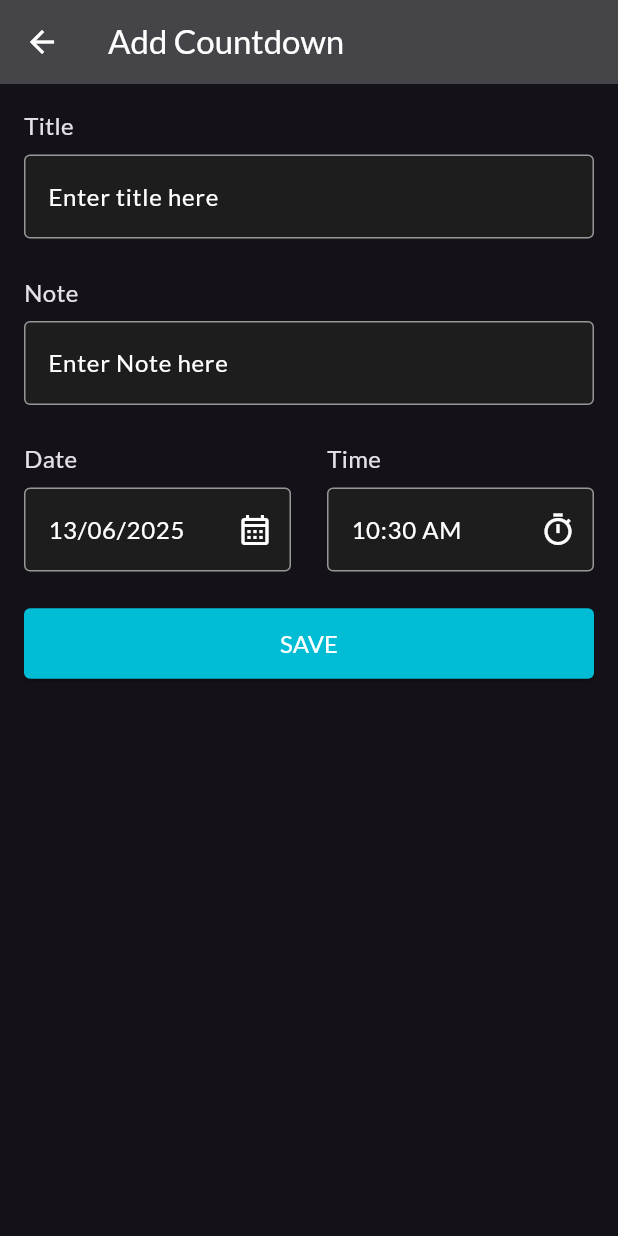
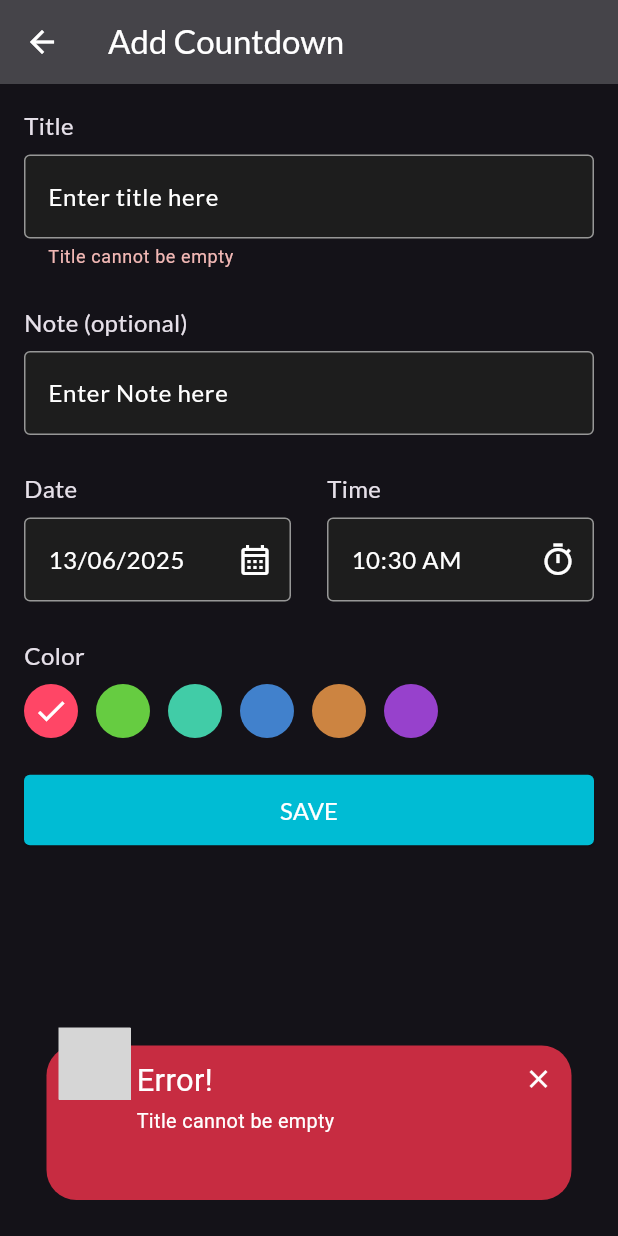
Before and after one commit to moo-elsayed/event_countdown_app, a Flutter app: the EventView screen opened directly, after a tap on "SAVE", on a phone screen of 412 x 824 dp. Run offline on Flutter 3.47's test engine with Material 3 defaults, Android fonts, the phone set to English and light mode, and no system bars; drawn by our look-alikes of awesome_snackbar_content; our stand-ins replace easy_localization, flutter_bloc, gap, google_fonts, hive, hive_flutter and 2 more; accounts and stored records are empty; grey boxes are pictures that could not be loaded.

Commit message:
complete add event logic

```diff
--- a/lib/constants.dart
+++ b/lib/constants.dart
@@ -4,9 +4,12 @@ const appBarColor = Color(0xff454449);
 const drawerColor = Color(0xff2E2E2E);
 const textFormFieldFillColor = Color(0xff1D1D1D);
 const textFormFieldBorderColor = Color(0xff979797);
-const colorFF4666 = Color(0xffFF4666);
-const color66CC41 = Color(0xff66CC41);
-const color41CCA7 = Color(0xff41CCA7);
-const color4181CC = Color(0xff4181CC);
-const colorCC8441 = Color(0xffCC8441);
-const color9741CC = Color(0xff9741CC);
+const KEventsBox = 'events_box';
+List<Color> eventColors = const [
+  Color(0xffFF4666),
+  Color(0xff66CC41),
+  Color(0xff41CCA7),
+  Color(0xff4181CC),
+  Color(0xffCC8441),
+  Color(0xff9741CC),
+];
--- /dev/null
+++ b/lib/core/functions.dart
@@ -0,0 +1,21 @@
+import 'package:flutter/material.dart';
+import 'package:awesome_snackbar_content/awesome_snackbar_content.dart';
+
+showCustomSnackBar({
+  required BuildContext context,
+  required String title,
+  required String message,
+  required ContentType contentType,
+}) {
+  final snackBar = SnackBar(
+    elevation: 0,
+    behavior: SnackBarBehavior.floating,
+    backgroundColor: Colors.transparent,
+    content: AwesomeSnackbarContent(
+      title: title,
+      message: message,
+      contentType: contentType,
+    ),
+  );
+  ScaffoldMessenger.of(context).showSnackBar(snackBar);
+}
--- a/lib/features/drawer/presentation/managers/theme_cubit/theme_cubit.dart
+++ b/lib/features/drawer/presentation/managers/theme_cubit/theme_cubit.dart
@@ -1,5 +1,5 @@
 import 'package:flutter_bloc/flutter_bloc.dart';
-import '../../../../../core/shared_preferences_manager.dart';
+import '../../../../../core/utils/shared_preferences_manager.dart';
 
 class ThemeCubit extends Cubit<ThemeStates> {
   ThemeCubit() : super(ThemeInitial());
--- /dev/null
+++ b/lib/features/home/data/event_model.dart
@@ -0,0 +1,24 @@
+import 'package:hive/hive.dart';
+part 'event_model.g.dart';
+
+@HiveType(typeId: 0)
+class EventModel extends HiveObject {
+  @HiveField(0)
+  final String title;
+
+  @HiveField(1)
+  final String? note;
+
+  @HiveField(2)
+  final int color;
+
+  @HiveField(3)
+  final DateTime dateTime;
+
+  EventModel({
+    required this.title,
+    this.note,
+    required this.color,
+    required this.dateTime,
+  });
+}
--- /dev/null
+++ b/lib/features/home/presentation/managers/add_event_cubit/add_event_cubit.dart
@@ -0,0 +1,31 @@
+import 'package:easy_localization/easy_localization.dart';
+import 'package:event_countdown_app/constants.dart';
+import 'package:event_countdown_app/features/home/data/event_model.dart';
+import 'package:event_countdown_app/features/home/presentation/managers/add_event_cubit/add_event_states.dart';
+import 'package:flutter/material.dart';
+import 'package:flutter_bloc/flutter_bloc.dart';
+import 'package:hive/hive.dart';
+
+class AddEventCubit extends Cubit<AddEventStates> {
+  AddEventCubit() : super(AddEventInitial());
+
+  Color color = eventColors[0];
+
+  addEvent({required EventModel event}) async {
+    if (event.title.isEmpty) {
+      emit(AddEventFailure(errorMessage: "title_cannot_be_empty".tr()));
+      return;
+    } else if (event.dateTime.isBefore(DateTime.now())) {
+      emit(AddEventFailure(errorMessage: 'event_date_in_past'.tr()));
+      return;
+    }
+    emit(AddEventLoading());
+    try {
+      var notesBox = Hive.box<EventModel>(KEventsBox);
+      await notesBox.add(event);
+      emit(AddEventSuccess());
+    } catch (e) {
+      emit(AddEventFailure(errorMessage: e.toString()));
+    }
+  }
+}
--- /dev/null
+++ b/lib/features/home/presentation/managers/add_event_cubit/add_event_states.dart
@@ -0,0 +1,13 @@
+abstract class AddEventStates {}
+
+class AddEventInitial extends AddEventStates {}
+
+class AddEventLoading extends AddEventStates {}
+
+class AddEventSuccess extends AddEventStates {}
+
+class AddEventFailure extends AddEventStates {
+  final String errorMessage;
+
+  AddEventFailure({required this.errorMessage});
+}
--- /dev/null
+++ b/lib/features/home/presentation/managers/event_cubit/event_cubit.dart
@@ -0,0 +1,17 @@
+import 'package:event_countdown_app/constants.dart';
+import 'package:event_countdown_app/features/home/data/event_model.dart';
+import 'package:event_countdown_app/features/home/presentation/managers/event_cubit/event_states.dart';
+import 'package:flutter_bloc/flutter_bloc.dart';
+import 'package:hive/hive.dart';
+
+class EventCubit extends Cubit<EventStates> {
+  EventCubit() : super(EventInitial());
+
+  List<EventModel> events = [];
+
+  fetchAllEvents() {
+    var notesBox = Hive.box<EventModel>(KEventsBox);
+    events = notesBox.values.toList();
+    emit(EventSuccess());
+  }
+}
--- /dev/null
+++ b/lib/features/home/presentation/managers/event_cubit/event_states.dart
@@ -0,0 +1,5 @@
+abstract class EventStates {}
+
+class EventInitial extends EventStates {}
+
+class EventSuccess extends EventStates {}
--- a/lib/features/home/presentation/views/event_view.dart
+++ b/lib/features/home/presentation/views/event_view.dart
@@ -1,7 +1,9 @@
 import 'package:easy_localization/easy_localization.dart';
 import 'package:event_countdown_app/constants.dart';
+import 'package:event_countdown_app/features/home/presentation/managers/add_event_cubit/add_event_cubit.dart';
 import 'package:event_countdown_app/features/home/presentation/widgets/event_view_body.dart';
 import 'package:flutter/material.dart';
+import 'package:flutter_bloc/flutter_bloc.dart';
 import 'package:google_fonts/google_fonts.dart';
 
 class EventView extends StatelessWidget {
@@ -11,7 +13,9 @@ class EventView extends StatelessWidget {
 
   @override
   Widget build(BuildContext context) {
-    return Scaffold(
+    return BlocProvider(
+      create: (context) => AddEventCubit(),
+      child: Scaffold(
         appBar: AppBar(
           backgroundColor: appBarColor,
           leading: GestureDetector(
@@ -25,7 +29,8 @@ class EventView extends StatelessWidget {
             style: GoogleFonts.lato(color: Colors.white),
           ),
         ),
-      body: const EventViewBody(),
+        body: EventViewBody(edit: edit),
+      ),
     );
   }
 }
--- /dev/null
+++ b/lib/features/home/presentation/widgets/color_item.dart
@@ -0,0 +1,17 @@
+import 'package:flutter/material.dart';
+
+class ColorItem extends StatelessWidget {
+  const ColorItem({super.key, required this.color, required this.isSelected});
+
+  final bool isSelected;
+  final Color color;
+
+  @override
+  Widget build(BuildContext context) {
+    return CircleAvatar(
+      radius: 18,
+      backgroundColor: color,
+      child: isSelected ? const Icon(Icons.check, color: Colors.white) : null,
+    );
+  }
+}
--- /dev/null
+++ b/lib/features/home/presentation/widgets/colors_list_view.dart
@@ -0,0 +1,46 @@
+import 'package:event_countdown_app/constants.dart';
+import 'package:event_countdown_app/features/home/presentation/managers/add_event_cubit/add_event_cubit.dart';
+import 'package:flutter/material.dart';
+import 'package:flutter_bloc/flutter_bloc.dart';
+
+import 'color_item.dart';
+
+class ColorsListView extends StatefulWidget {
+  const ColorsListView({super.key, required this.edit});
+
+  final bool edit;
+
+  @override
+  State<ColorsListView> createState() => _ColorsListViewState();
+}
+
+class _ColorsListViewState extends State<ColorsListView> {
+  int index = 0;
+
+  @override
+  Widget build(BuildContext context) {
+    return SizedBox(
+      height: 18 * 2,
+      child: ListView.builder(
+        scrollDirection: Axis.horizontal,
+        itemBuilder: (context, index) => Padding(
+          padding: EdgeInsetsDirectional.only(start: index != 0 ? 12 : 0),
+          child: GestureDetector(
+            onTap: () {
+              this.index = index;
+              if (!widget.edit) {
+                context.read<AddEventCubit>().color = eventColors[index];
+              }
+              setState(() {});
+            },
+            child: ColorItem(
+              isSelected: this.index == index ? true : false,
+              color: eventColors[index],
+            ),
+          ),
+        ),
+        itemCount: eventColors.length,
+      ),
+    );
+  }
+}
--- a/lib/features/home/presentation/widgets/custom_text_form_filed.dart
+++ b/lib/features/home/presentation/widgets/custom_text_form_filed.dart
@@ -1,3 +1,5 @@
+import 'dart:developer';
+
 import 'package:flutter/material.dart';
 import 'package:google_fonts/google_fonts.dart';
 
@@ -15,6 +17,7 @@ class CustomTextFormField extends StatelessWidget {
     this.onChanged,
     this.tapOnSuffixIcon,
     this.readOnly,
+    this.errorMessage,
   });
 
   final TextEditingController? controller;
@@ -24,6 +27,7 @@ class CustomTextFormField extends StatelessWidget {
   final Widget? prefixIcon;
   final IconData? suffixIcon;
   final TextInputType? keyboardType;
+  final String? errorMessage;
   final void Function(String)? onChanged;
   final void Function()? tapOnSuffixIcon;
 
@@ -36,8 +40,8 @@ class CustomTextFormField extends StatelessWidget {
       readOnly: readOnly ?? false,
       onChanged: onChanged,
       validator: (val) {
-        if (val!.isEmpty) {
-          return 'field is required';
+        if (val!.isEmpty && errorMessage != null) {
+          return errorMessage ?? 'field is required';
         }
         return null;
       },
--- a/lib/features/home/presentation/widgets/event_view_body.dart
+++ b/lib/features/home/presentation/widgets/event_view_body.dart
@@ -1,18 +1,28 @@
 import 'dart:developer';
+import 'package:awesome_snackbar_content/awesome_snackbar_content.dart';
 import 'package:easy_localization/easy_localization.dart'
     show
         DateFormat,
         BuildContextEasyLocalizationExtension,
         StringTranslateExtension;
+import 'package:event_countdown_app/core/functions.dart';
+import 'package:event_countdown_app/features/home/data/event_model.dart';
+import 'package:event_countdown_app/features/home/presentation/managers/add_event_cubit/add_event_cubit.dart';
+import 'package:event_countdown_app/features/home/presentation/managers/add_event_cubit/add_event_states.dart';
+import 'package:event_countdown_app/features/home/presentation/managers/event_cubit/event_cubit.dart';
 import 'package:event_countdown_app/features/home/presentation/widgets/button.dart';
+import 'package:event_countdown_app/features/home/presentation/widgets/colors_list_view.dart';
 import 'package:flutter/material.dart';
+import 'package:flutter_bloc/flutter_bloc.dart';
 import 'package:gap/gap.dart';
 import 'package:google_fonts/google_fonts.dart';
 
 import 'custom_text_form_filed.dart';
 
 class EventViewBody extends StatefulWidget {
-  const EventViewBody({super.key});
+  const EventViewBody({super.key, required this.edit});
+
+  final bool edit;
 
   @override
   State<EventViewBody> createState() => _EventViewBodyState();
@@ -24,8 +34,10 @@ class _EventViewBodyState extends State<EventViewBody> {
   final GlobalKey<FormState> formKey = GlobalKey();
   AutovalidateMode autoValidateMode = AutovalidateMode.disabled;
   DateTime currentDate = DateTime.now();
+  TimeOfDay currentTime = TimeOfDay.now();
   String currentTimeEN = DateFormat('hh:mm a', 'en').format(DateTime.now());
   String currentTimeAR = DateFormat('hh:mm a', 'ar').format(DateTime.now());
+  String? errorMessage;
 
   @override
   void dispose() {
@@ -36,11 +48,40 @@ class _EventViewBodyState extends State<EventViewBody> {
 
   @override
   Widget build(BuildContext context) {
-    return Form(
+    errorMessage = "title_cannot_be_empty".tr();
+    AddEventCubit cubit = context.read<AddEventCubit>();
+    return BlocConsumer<AddEventCubit, AddEventStates>(
+      listener: (context, state) {
+        if (state is AddEventFailure) {
+          errorMessage = state.errorMessage;
+          showCustomSnackBar(
+            context: context,
+            title: "error".tr(),
+            message: errorMessage!,
+            contentType: ContentType.failure,
+          );
+          autoValidateMode = AutovalidateMode.always;
+          setState(() {});
+        } else if (state is AddEventSuccess) {
+          showCustomSnackBar(
+            context: context,
+            title: "success".tr(),
+            message: "add_event_success".tr(),
+            contentType: ContentType.success,
+          );
+          context.read<EventCubit>().fetchAllEvents();
+          Future.delayed(
+            const Duration(microseconds: 300),
+            () => Navigator.pop(context),
+          );
+        }
+      },
+      builder: (context, state) => Form(
         key: formKey,
         autovalidateMode: autoValidateMode,
         child: Padding(
           padding: const EdgeInsets.symmetric(horizontal: 16),
+          child: SingleChildScrollView(
             child: Column(
               crossAxisAlignment: CrossAxisAlignment.start,
               children: [
@@ -57,8 +98,32 @@ class _EventViewBodyState extends State<EventViewBody> {
                   ],
                 ),
                 const Gap(24),
-            Button(onPressed: () {}, title: "save".tr()),
+                Text("color".tr(), style: GoogleFonts.lato(fontSize: 16)),
+                const Gap(8),
+                ColorsListView(edit: widget.edit),
+                const Gap(24),
+                Button(
+                  onPressed: () {
+                    cubit.addEvent(
+                      event: EventModel(
+                        title: titleController.text,
+                        note: noteController.text,
+                        color: cubit.color.toARGB32(),
+                        dateTime: DateTime(
+                          currentDate.year,
+                          currentDate.month,
+                          currentDate.day,
+                          currentTime.hour,
+                          currentTime.minute,
+                        ),
+                      ),
+                    );
+                  },
+                  title: "save".tr(),
+                ),
               ],
+            ),
+          ),
         ),
       ),
     );
@@ -71,6 +136,7 @@ class _EventViewBodyState extends State<EventViewBody> {
         Text('title'.tr(), style: GoogleFonts.lato(fontSize: 16)),
         const Gap(8),
         CustomTextFormField(
+          errorMessage: errorMessage,
           controller: titleController,
           hintText: 'enter_title_here'.tr(),
         ),
@@ -82,7 +148,10 @@ class _EventViewBodyState extends State<EventViewBody> {
     return Column(
       crossAxisAlignment: CrossAxisAlignment.start,
       children: [
-        Text('note'.tr(), style: GoogleFonts.lato(fontSize: 16)),
+        Text(
+          "${'note'.tr()} ${'optional'.tr()}",
+          style: GoogleFonts.lato(fontSize: 16),
+        ),
         const Gap(8),
         CustomTextFormField(
           controller: noteController,
@@ -143,6 +212,7 @@ class _EventViewBodyState extends State<EventViewBody> {
               if (pickedTime != null) {
                 currentTimeEN = pickedTime.format(context);
                 currentTimeAR = pickedTime.format(context);
+                currentTime = pickedTime;
               }
             });
           },
--- a/lib/features/home/presentation/widgets/home_view_body.dart
+++ b/lib/features/home/presentation/widgets/home_view_body.dart
@@ -1,10 +1,17 @@
+import 'package:event_countdown_app/features/home/presentation/managers/event_cubit/event_cubit.dart';
+import 'package:event_countdown_app/features/home/presentation/managers/event_cubit/event_states.dart';
 import 'package:flutter/material.dart';
+import 'package:flutter_bloc/flutter_bloc.dart';
 
 class HomeViewBody extends StatelessWidget {
   const HomeViewBody({super.key});
 
   @override
   Widget build(BuildContext context) {
-    return Container();
+    return BlocBuilder<EventCubit, EventStates>(
+      builder: (context, state) => Center(
+        child: Text(context.read<EventCubit>().events.length.toString()),
+      ),
+    );
   }
 }
--- a/lib/main.dart
+++ b/lib/main.dart
@@ -1,13 +1,15 @@
-import 'dart:developer';
-
 import 'package:easy_localization/easy_localization.dart';
 import 'package:event_countdown_app/features/drawer/presentation/managers/theme_cubit/theme_cubit.dart';
+import 'package:event_countdown_app/features/home/presentation/managers/add_event_cubit/add_event_cubit.dart';
+import 'package:event_countdown_app/features/home/presentation/managers/event_cubit/event_cubit.dart';
 import 'package:event_countdown_app/features/home/presentation/views/home_view.dart';
 import 'package:event_countdown_app/simple_bloc_observer.dart';
 import 'package:flutter/material.dart';
 import 'package:flutter_bloc/flutter_bloc.dart';
-
-import 'core/shared_preferences_manager.dart';
+import 'package:hive_flutter/adapters.dart';
+import 'constants.dart';
+import 'core/utils/shared_preferences_manager.dart';
+import 'features/home/data/event_model.dart';
 
 void main() async {
   WidgetsFlutterBinding.ensureInitialized();
@@ -16,7 +18,11 @@ void main() async {
   Bloc.observer = SimpleBlocObserver();
 
   final bool isDark = await SharedPreferencesManager.getMode();
-  log(isDark.toString());
+
+  // init hive
+  await Hive.initFlutter();
+  Hive.registerAdapter(EventModelAdapter());
+  await Hive.openBox<EventModel>(KEventsBox);
 
   runApp(
     EasyLocalization(
@@ -36,8 +42,11 @@ class MyApp extends StatelessWidget {
 
   @override
   Widget build(BuildContext context) {
-    return BlocProvider(
-      create: (context) => ThemeCubit()..setMode(isDark),
+    return MultiBlocProvider(
+      providers: [
+        BlocProvider(create: (context) => ThemeCubit()..setMode(isDark)),
+        BlocProvider(create: (context) => EventCubit()..fetchAllEvents()),
+      ],
       child: Builder(
         builder: (context) {
           ThemeCubit themeCubit = context.watch<ThemeCubit>();
--- a/pubspec.yaml
+++ b/pubspec.yaml
@@ -34,7 +34,6 @@ dependencies:
   # The following adds the Cupertino Icons font to your application.
   # Use with the CupertinoIcons class for iOS style icons.
   cupertino_icons: ^1.0.8
-  restart_app: ^1.3.2
   easy_localization: ^3.0.7+1
   flutter_bloc: ^9.1.1
   shared_preferences: ^2.5.3
@@ -42,6 +41,9 @@ dependencies:
   flutter_datetime_picker: ^1.5.1
   gap: ^3.0.1
   google_fonts: ^6.2.1
+  hive: ^2.2.3
+  hive_flutter: ^1.1.0
+  awesome_snackbar_content: ^0.1.6
 
 dev_dependencies:
   flutter_test:
@@ -53,6 +55,8 @@ dev_dependencies:
   # package. See that file for information about deactivating specific lint
   # rules and activating additional ones.
   flutter_lints: ^5.0.0
+  hive_generator:
+  build_runner:
 
 # For information on the generic Dart part of this file, see the
 # following page: https://dart.dev/tools/pub/pubspec
```
Also changed, not shown: assets/translations/ar.json (+8 -1 lines), assets/translations/en.json (+8 -1 lines), lib/core/utils/shared_preferences_manager.dart (renamed from lib/core/shared_preferences_manager.dart), lib/features/home/data/event_model.g.dart (added), pubspec.lock. Lines whose indentation alone changed are shown as unchanged.
